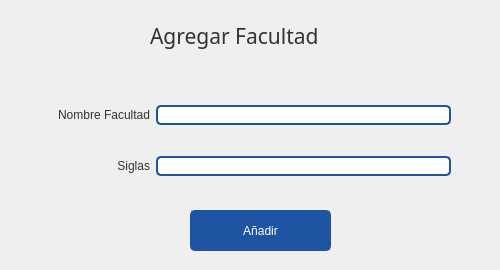
Mighell-afk/gpi, file Vista/UI/AgregarFacultad.ui: the form before one commit.
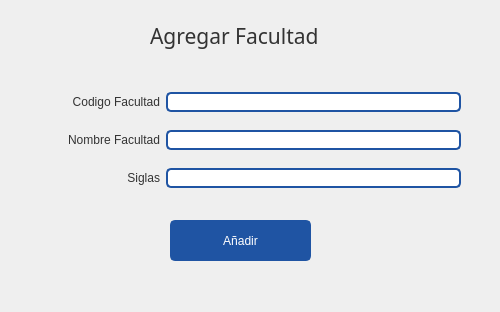
The form after the commit. Icons and pictures are not drawn.

Diff of the .ui file:
```diff
--- a/Vista/UI/AgregarFacultad.ui
+++ b/Vista/UI/AgregarFacultad.ui
@@ -10,7 +10,7 @@
     <x>0</x>
     <y>0</y>
     <width>500</width>
-    <height>270</height>
+    <height>312</height>
    </rect>
   </property>
   <property name="minimumSize">
@@ -21,8 +21,8 @@
   </property>
   <property name="maximumSize">
    <size>
-    <width>500</width>
-    <height>1500</height>
+    <width>3000</width>
+    <height>3000</height>
    </size>
   </property>
   <property name="windowTitle">
@@ -158,7 +158,7 @@
   <widget class="QWidget" name="gridLayoutWidget">
    <property name="geometry">
     <rect>
-     <x>10</x>
+     <x>20</x>
      <y>80</y>
      <width>441</width>
      <height>121</height>
@@ -166,16 +166,6 @@
    </property>
    <layout class="QGridLayout" name="gridLayout">
     <item row="1" column="0">
-     <widget class="QLabel" name="label_8">
-      <property name="text">
-       <string>Siglas</string>
-      </property>
-      <property name="alignment">
-       <set>Qt::AlignRight|Qt::AlignTrailing|Qt::AlignVCenter</set>
-      </property>
-     </widget>
-    </item>
-    <item row="0" column="0">
      <widget class="QLabel" name="label_10">
       <property name="text">
        <string>Nombre Facultad</string>
@@ -185,29 +175,39 @@
       </property>
      </widget>
     </item>
-    <item row="0" column="1">
-     <widget class="QLineEdit" name="txt_nombreFacultad">
-      <property name="enabled">
-       <bool>false</bool>
-      </property>
-      <property name="minimumSize">
-       <size>
-        <width>0</width>
-        <height>0</height>
-       </size>
-      </property>
-      <property name="maximumSize">
-       <size>
-        <width>295</width>
-        <height>16777215</height>
-       </size>
-      </property>
-      <property name="clearButtonEnabled">
-       <bool>false</bool>
-      </property>
-     </widget>
-    </item>
     <item row="1" column="1">
+     <widget class="QLineEdit" name="txt_nombreFacultad">
+      <property name="enabled">
+       <bool>false</bool>
+      </property>
+      <property name="minimumSize">
+       <size>
+        <width>0</width>
+        <height>0</height>
+       </size>
+      </property>
+      <property name="maximumSize">
+       <size>
+        <width>295</width>
+        <height>16777215</height>
+       </size>
+      </property>
+      <property name="clearButtonEnabled">
+       <bool>false</bool>
+      </property>
+     </widget>
+    </item>
+    <item row="2" column="0">
+     <widget class="QLabel" name="label_8">
+      <property name="text">
+       <string>Siglas</string>
+      </property>
+      <property name="alignment">
+       <set>Qt::AlignRight|Qt::AlignTrailing|Qt::AlignVCenter</set>
+      </property>
+     </widget>
+    </item>
+    <item row="2" column="1">
      <widget class="QLineEdit" name="txt_siglas">
       <property name="enabled">
        <bool>false</bool>
@@ -226,13 +226,45 @@
       </property>
      </widget>
     </item>
+    <item row="0" column="1">
+     <widget class="QLineEdit" name="txt_codfacultad">
+      <property name="enabled">
+       <bool>false</bool>
+      </property>
+      <property name="minimumSize">
+       <size>
+        <width>0</width>
+        <height>0</height>
+       </size>
+      </property>
+      <property name="maximumSize">
+       <size>
+        <width>295</width>
+        <height>16777215</height>
+       </size>
+      </property>
+      <property name="clearButtonEnabled">
+       <bool>false</bool>
+      </property>
+     </widget>
+    </item>
+    <item row="0" column="0">
+     <widget class="QLabel" name="label_11">
+      <property name="text">
+       <string>Codigo Facultad</string>
+      </property>
+      <property name="alignment">
+       <set>Qt::AlignRight|Qt::AlignTrailing|Qt::AlignVCenter</set>
+      </property>
+     </widget>
+    </item>
    </layout>
   </widget>
   <widget class="QPushButton" name="btn_AnadirFacultad">
    <property name="geometry">
     <rect>
-     <x>190</x>
-     <y>210</y>
+     <x>170</x>
+     <y>220</y>
      <width>141</width>
      <height>41</height>
     </rect>
```
Left out of the diff: 4 changed lines with no effect on the pictures.
